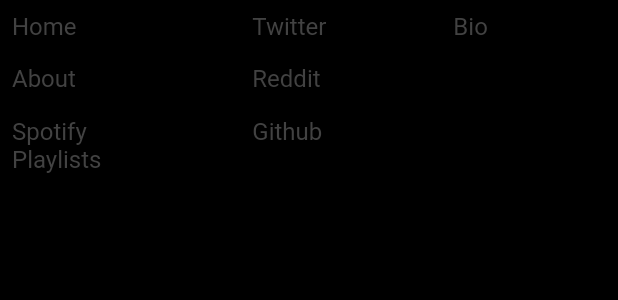
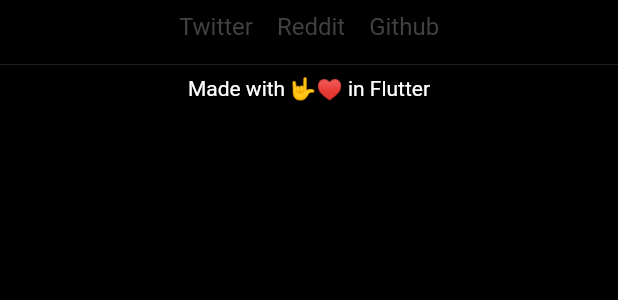
Before and after one commit to Anslem27/flutter-portfolio, a Flutter app: the Footer widget shown alone on an empty page, opened directly, on a phone screen of 412 x 824 dp. Shown: the top 300 px of the screen. Run offline on Flutter 3.47's test engine with Material 2 defaults, Android fonts, the phone set to English and light mode, and no system bars; our stand-ins replace google_fonts, iconsax, loading_indicator, url_strategy; missing offline and left inert: dart:js, spotify; network calls fail.

Commit message:
fixed more responsive issues

```diff
--- a/lib/pages/mobile/mobile_homepage.dart
+++ b/lib/pages/mobile/mobile_homepage.dart
@@ -11,11 +11,11 @@
 import '../../services/github_service.dart';
 import '../../services/spotify_service.dart';
 import '../../utils/constants.dart';
+import '../../utils/footer.dart';
 import '../../widgets/featured_card.dart';
 import '../../widgets/loader.dart';
 import '../../widgets/reusable/chip_container.dart';
 import '../../widgets/reusable/chip_text.dart';
-import '../web/web_homepage.dart';
 
 class MobileHomePage extends StatefulWidget {
   const MobileHomePage({super.key});
--- a/lib/pages/web/web_homepage.dart
+++ b/lib/pages/web/web_homepage.dart
@@ -12,6 +12,7 @@
 import '../../data/data.dart';
 import '../../models/git_models.dart';
 import '../../services/github_service.dart';
+import '../../utils/footer.dart';
 import '../../widgets/featured_card.dart';
 import '../../widgets/loader.dart';
 
@@ -451,14 +452,7 @@
         Padding(
           padding: const EdgeInsets.all(8.0),
           child: GestureDetector(
-            onTap: () async {
-              // var url =
-              //     Uri.parse(SpotifyService().getSpotifyUri().toString());
-              // print(url);
-              // if (!await launchUrl(url)) {
-              //   throw 'Could not launch $url';
-              // }
-            },
+            onTap: () async {},
             child: Row(
               crossAxisAlignment: CrossAxisAlignment.start,
               mainAxisAlignment: MainAxisAlignment.start,
@@ -493,98 +487,3 @@
     );
   }
 }
-
-//TODO: Change text color onhover on footer items, plus format code to reduce redundancy
-class Footer extends StatelessWidget {
-  const Footer({
-    Key? key,
-  }) : super(key: key);
-
-  @override
-  Widget build(BuildContext context) {
-    return Row(
-      crossAxisAlignment: CrossAxisAlignment.start,
-      mainAxisAlignment: MainAxisAlignment.start,
-      children: [
-        Flexible(
-          child: Column(
-            crossAxisAlignment: CrossAxisAlignment.start,
-            mainAxisAlignment: MainAxisAlignment.start,
-            mainAxisSize: MainAxisSize.min,
-            children: [
-              Padding(
-                padding: const EdgeInsets.all(8.0),
-                child: Text(
-                  "Home",
-                  style: GoogleFonts.roboto(
-                      color: Colors.grey.shade800, fontSize: 16),
-                ),
-              ),
-              Padding(
-                padding: const EdgeInsets.all(8.0),
-                child: Text(
-                  "About",
-                  style: GoogleFonts.roboto(
-                      color: Colors.grey.shade800, fontSize: 16),
-                ),
-              ),
-              Padding(
-                padding: const EdgeInsets.all(8.0),
-                child: Text(
-                  "Spotify Playlists",
-                  style: GoogleFonts.roboto(
-                      color: Colors.grey.shade800, fontSize: 16),
-                ),
-              ),
-            ],
-          ),
-        ),
-        SizedBox(width: MediaQuery.of(context).size.width / 6),
-        Flexible(
-          child: Column(
-            crossAxisAlignment: CrossAxisAlignment.start,
-            mainAxisAlignment: MainAxisAlignment.start,
-            children: [
-              Padding(
-                padding: const EdgeInsets.all(8.0),
-                child: Text(
-                  "Twitter",
-                  style: GoogleFonts.roboto(
-                      color: Colors.grey.shade800, fontSize: 16),
-                ),
-              ),
-              Padding(
-                padding: const EdgeInsets.all(8.0),
-                child: Text(
-                  "Reddit",
-                  style: GoogleFonts.roboto(
-                      color: Colors.grey.shade800, fontSize: 16),
-                ),
-              ),
-              Padding(
-                padding: const EdgeInsets.all(8.0),
-                child: Text(
-                  "Github",
-                  style: GoogleFonts.roboto(
-                      color: Colors.grey.shade800, fontSize: 16),
-                ),
-              ),
-            ],
-          ),
-        ),
-        SizedBox(width: MediaQuery.of(context).size.width / 6),
-        Flexible(
-          child: Padding(
-            padding: const EdgeInsets.all(8.0),
-            child: Text(
-              "Bio",
-              style:
-                  GoogleFonts.roboto(color: Colors.grey.shade800, fontSize: 16),
-            ),
-          ),
-        ),
-        SizedBox(height: MediaQuery.of(context).size.height / 5),
-      ],
-    );
-  }
-}
--- /dev/null
+++ b/lib/utils/footer.dart
@@ -0,0 +1,154 @@
+import 'package:flutter/material.dart';
+import 'package:google_fonts/google_fonts.dart';
+import 'dart:js' as js;
+
+//TODO: Change text color onhover on footer items, plus format code to reduce redundancy
+class Footer extends StatelessWidget {
+  const Footer({
+    Key? key,
+  }) : super(key: key);
+
+  @override
+  Widget build(BuildContext context) {
+    return LayoutBuilder(builder: (_, constraints) {
+      if (constraints.maxWidth < 600) {
+        return Column(
+          crossAxisAlignment: CrossAxisAlignment.center,
+          mainAxisAlignment: MainAxisAlignment.start,
+          children: [
+            SizedBox(width: MediaQuery.of(context).size.width / 6),
+            Row(
+              crossAxisAlignment: CrossAxisAlignment.center,
+              mainAxisAlignment: MainAxisAlignment.center,
+              children: [
+                _footerItem("Twitter", () {
+                  js.context
+                      .callMethod('open', ["https://twitter.com/anslemAnsy"]);
+                }),
+                _footerItem("Reddit", () {
+                  js.context.callMethod('open',
+                      ["https://www.reddit.com/user/Infamous-Date-355"]);
+                }),
+                _footerItem("Github", () {
+                  js.context
+                      .callMethod('open', ["https://github.com/Anslem27"]);
+                }),
+              ],
+            ),
+            SizedBox(
+              child: Column(
+                mainAxisAlignment: MainAxisAlignment.center,
+                crossAxisAlignment: CrossAxisAlignment.center,
+                children: [
+                  const Divider(),
+                  Row(
+                    mainAxisAlignment: MainAxisAlignment.center,
+                    crossAxisAlignment: CrossAxisAlignment.center,
+                    children: const [
+                      Text("Made with 🤟♥ in Flutter"),
+                    ],
+                  ),
+                  SizedBox(height: MediaQuery.of(context).size.width / 50),
+                ],
+              ),
+            )
+          ],
+        );
+      } else {
+        return Column(
+          crossAxisAlignment: CrossAxisAlignment.center,
+          mainAxisAlignment: MainAxisAlignment.start,
+          children: [
+            Row(
+              crossAxisAlignment: CrossAxisAlignment.start,
+              mainAxisAlignment: MainAxisAlignment.start,
+              children: [
+                Flexible(
+                  child: Column(
+                    crossAxisAlignment: CrossAxisAlignment.start,
+                    mainAxisAlignment: MainAxisAlignment.start,
+                    mainAxisSize: MainAxisSize.min,
+                    children: [
+                      Padding(
+                        padding: const EdgeInsets.all(8.0),
+                        child: Text(
+                          "Home",
+                          style: GoogleFonts.roboto(
+                              color: Colors.grey.shade800, fontSize: 16),
+                        ),
+                      ),
+                      Padding(
+                        padding: const EdgeInsets.all(8.0),
+                        child: Text(
+                          "Spotify",
+                          style: GoogleFonts.roboto(
+                              color: Colors.grey.shade800, fontSize: 16),
+                        ),
+                      ),
+                    ],
+                  ),
+                ),
+                SizedBox(width: MediaQuery.of(context).size.width / 6),
+                Flexible(
+                  child: Column(
+                    crossAxisAlignment: CrossAxisAlignment.start,
+                    mainAxisAlignment: MainAxisAlignment.start,
+                    children: [
+                      _footerItem("Twitter", () {
+                        js.context.callMethod(
+                            'open', ["https://twitter.com/anslemAnsy"]);
+                      }),
+                      _footerItem("Reddit", () {
+                        js.context.callMethod('open',
+                            ["https://www.reddit.com/user/Infamous-Date-355"]);
+                      }),
+                      _footerItem("Github", () {
+                        js.context.callMethod(
+                            'open', ["https://github.com/Anslem27"]);
+                      }),
+                    ],
+                  ),
+                ),
+                SizedBox(width: MediaQuery.of(context).size.width / 6),
+                Flexible(
+                  child: _footerItem("Bio", () {
+                    //js.context.callMethod('open', [""]);
+                  }),
+                ),
+                SizedBox(height: MediaQuery.of(context).size.height / 5),
+              ],
+            ),
+            SizedBox(
+              child: Column(
+                mainAxisAlignment: MainAxisAlignment.center,
+                crossAxisAlignment: CrossAxisAlignment.center,
+                children: [
+                  const Divider(),
+                  Row(
+                    mainAxisAlignment: MainAxisAlignment.center,
+                    crossAxisAlignment: CrossAxisAlignment.center,
+                    children: const [Text("Made with 🤟♥ in Flutter")],
+                  )
+                ],
+              ),
+            )
+          ],
+        );
+      }
+    });
+  }
+
+  _footerItem(String title, Function()? onTap) {
+    return InkWell(
+      splashColor: Colors.transparent,
+      onTap: onTap,
+      child: Padding(
+        padding: const EdgeInsets.all(8.0),
+        child: Text(
+          title,
+          style: GoogleFonts.roboto(color: Colors.grey.shade800, fontSize: 16),
+        ),
+      ),
+    );
+  }
+}
--- a/lib/widgets/featured_card.dart
+++ b/lib/widgets/featured_card.dart
@@ -128,7 +128,7 @@
             ),
           ),
           child: Container(
-            width: boxSize + 130,
+            width: boxSize + 160,
             height: boxSize - 105,
             decoration: const BoxDecoration(
               borderRadius: BorderRadius.all(Radius.circular(8)),
--- a/pubspec.yaml
+++ b/pubspec.yaml
@@ -1,5 +1,5 @@
 name: flutter_portfolio
-description: My portfolio Website Written in Flutter.
+description: My portfolio WebApp Written in Flutter.
 
 # The following line prevents the package from being accidentally published to
 # pub.dev using `flutter pub publish`. This is preferred for private packages.
```
Also changed, not shown: lib/pages/web/about_webpage.dart (+35 -6 lines), lib/pages/web/dashboard_webpage.dart (+17 -3 lines), lib/pages/web/snippet_webpage.dart (+15 -5 lines), lib/screens/mobile.dart (+2 -6 lines), assets/images/f_logo.svg (added), assets/images/mascot.png (added), assets/images/op6_back.png (deleted), assets/images/op6_front.png (deleted), 1 other file.
